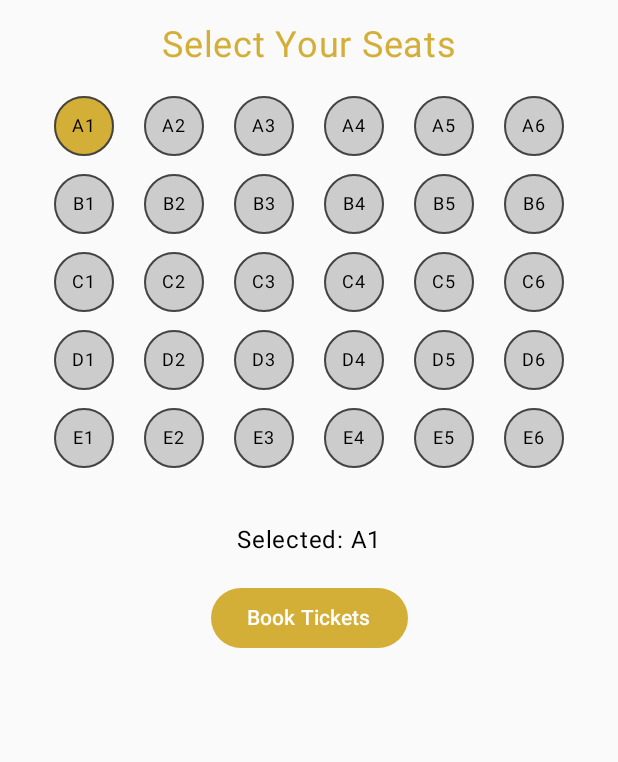
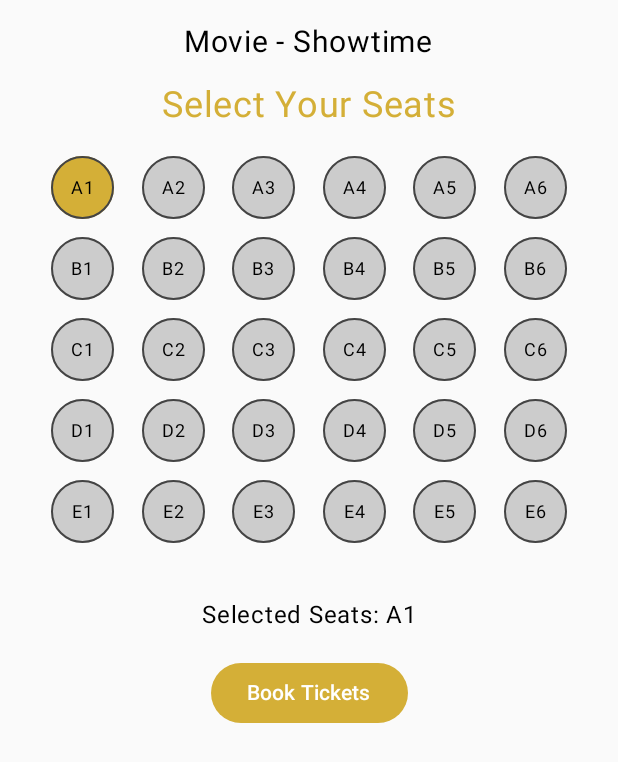
Before and after one commit to Babu164/ShowTime, an Android app built with Jetpack Compose: the SeatActivity screen opened directly, with no data from a screen before it, after a tap on an icon or button, on a phone screen of 412 x 824 dp. Shown: the top 762 px of the screen. Run offline under Robolectric (Android 15) with nearby library versions, the light colour scheme and no system bars.

Commit message:
Commit 12

```diff
--- a/app/src/main/java/com/example/showtime/SeatActivity.kt
+++ b/app/src/main/java/com/example/showtime/SeatActivity.kt
@@ -1,7 +1,7 @@
 package com.example.showtime
 
+import android.content.Intent
 import android.os.Bundle
-import android.widget.Toast
 import androidx.activity.ComponentActivity
 import androidx.activity.compose.setContent
 import androidx.compose.foundation.background
@@ -22,16 +22,20 @@ import com.example.showtime.ui.theme.ShowTimeTheme
 class SeatActivity : ComponentActivity() {
     override fun onCreate(savedInstanceState: Bundle?) {
         super.onCreate(savedInstanceState)
+
+        val movieTitle = intent.getStringExtra("movieTitle") ?: "Movie"
+        val showTime = intent.getStringExtra("showTime") ?: "Showtime"
+
         setContent {
             ShowTimeTheme {
-                SeatSelectionScreen()
+                SeatSelectionScreen(movieTitle, showTime)
             }
         }
     }
 }
 
 @Composable
-fun SeatSelectionScreen() {
+fun SeatSelectionScreen(movieTitle: String, showTime: String) {
     val rows = 5
     val columns = 6
     val selectedSeats = remember { mutableStateListOf<String>() }
@@ -43,6 +47,10 @@ fun SeatSelectionScreen() {
             .padding(16.dp),
         horizontalAlignment = Alignment.CenterHorizontally
     ) {
+        // Movie Title and ShowTime
+        Text("$movieTitle - $showTime", fontSize = 20.sp, color = Color.Black)
+        Spacer(modifier = Modifier.height(16.dp))
+
         Text("Select Your Seats", fontSize = 24.sp, color = Color(0xFFD4AF37))
         Spacer(modifier = Modifier.height(20.dp))
 
@@ -57,7 +65,7 @@ fun SeatSelectionScreen() {
                     val isSelected = selectedSeats.contains(seatNumber)
                     Box(
                         modifier = Modifier
-                            .size(40.dp)
+                            .size(42.dp)
                             .background(
                                 if (isSelected) Color(0xFFD4AF37) else Color.LightGray,
                                 shape = CircleShape
@@ -78,9 +86,10 @@ fun SeatSelectionScreen() {
 
         Spacer(modifier = Modifier.height(24.dp))
 
+        // Selected Seat Info and Button
         if (selectedSeats.isNotEmpty()) {
             Text(
-                "Selected: ${selectedSeats.joinToString()}",
+                "Selected Seats: ${selectedSeats.joinToString()}",
                 fontSize = 16.sp,
                 color = Color.Black
             )
@@ -96,6 +105,7 @@ fun SeatSelectionScreen() {
         }
     }
 
+    // Dialog after booking
     if (showDialog) {
         Dialog(onDismissRequest = { showDialog = false }) {
             Surface(
@@ -109,9 +119,20 @@ fun SeatSelectionScreen() {
                 ) {
                     Text("Booking Confirmed!", fontSize = 20.sp, color = Color.Black)
                     Spacer(modifier = Modifier.height(8.dp))
+                    Text("Movie: $movieTitle", fontSize = 16.sp)
+                    Text("Showtime: $showTime", fontSize = 16.sp)
                     Text("Seats: ${selectedSeats.joinToString()}", fontSize = 16.sp)
                     Spacer(modifier = Modifier.height(16.dp))
-                    Button(onClick = { showDialog = false }) {
+                    Button(
+                        onClick = {
+                            showDialog = false
+                            // Navigate to Payment page (optional)
+                            // val context = LocalContext.current
+                            // val intent = Intent(context, PaymentActivity::class.java)
+                            // context.startActivity(intent)
+                        },
+                        colors = ButtonDefaults.buttonColors(containerColor = Color(0xFFD4AF37))
+                    ) {
                         Text("OK")
                     }
                 }
```
Also changed, not shown: app/src/main/java/com/example/showtime/BookingActivity.kt (+6 -1 lines).
